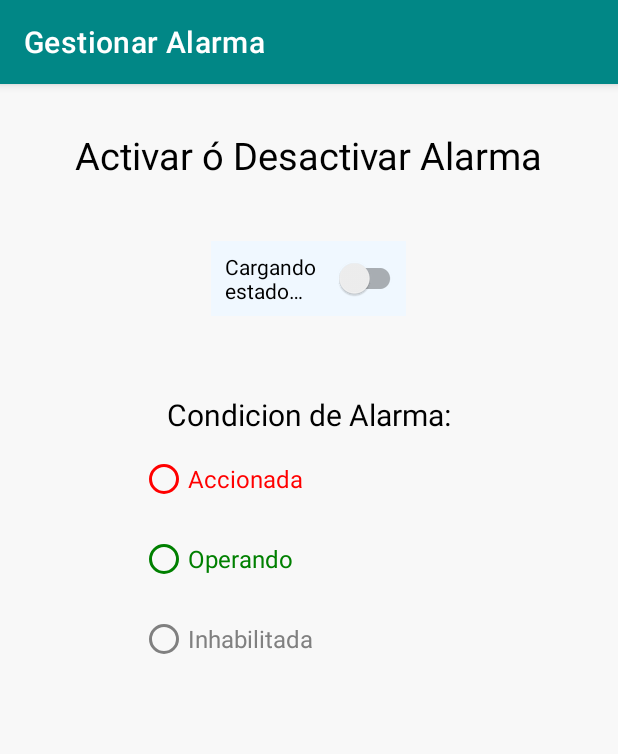
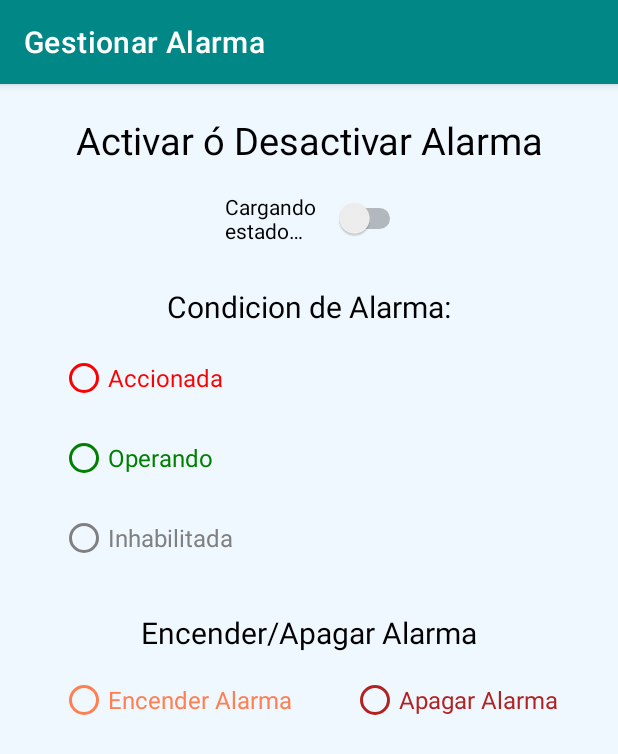
Before and after one commit to JCharly95/Ardu_Security, an Android app: the AlarmActivity screen opened directly, with no data from a screen before it, on a phone screen of 412 x 824 dp. Shown: the top 754 px of the screen. Run offline under Robolectric (Android 15) with nearby library versions, the phone set to English and light mode, and no system bars; our stand-ins replace Firebase (no records; nobody signed in at launch, a user with empty details on screens opened directly).

Commit message:
Intento de Correccion de Alarma 1
En este commit se intento corregir la alarma cambiando las ligas del switch por radios button y por el momento no funciono, se sigue probando como corregir el error.

```diff
--- a/app/src/main/java/com/ardusec/ardu_security/AlarmActivity.kt
+++ b/app/src/main/java/com/ardusec/ardu_security/AlarmActivity.kt
@@ -21,10 +21,12 @@ import kotlinx.coroutines.async
 import kotlinx.coroutines.launch
 
 class AlarmActivity : AppCompatActivity() {
-    private lateinit var swAlarma: SwitchCompat
+    private lateinit var swAlarma: Switch
     private lateinit var rbCondAlaActi: RadioButton
     private lateinit var rbCondAlaOper: RadioButton
     private lateinit var rbCondAlaInac: RadioButton
+    private lateinit var rbPrendeAla: RadioButton
+    private lateinit var rbApagaAla: RadioButton
     // Elementos del bundle de acceso/registro
     private lateinit var bundle: Bundle
     private lateinit var sistema: String
@@ -59,6 +61,8 @@ class AlarmActivity : AppCompatActivity() {
         rbCondAlaActi = findViewById(R.id.rbAlaActi)
         rbCondAlaOper = findViewById(R.id.rbAlaOper)
         rbCondAlaInac = findViewById(R.id.rbAlaInac)
+        rbPrendeAla = findViewById(R.id.rbEncenderAlarma)
+        rbApagaAla = findViewById(R.id.rbApagarAlarma)
         // Inicializando instancia hacia el nodo raiz de la BD
         database = Firebase.database
 
@@ -71,19 +75,54 @@ class AlarmActivity : AppCompatActivity() {
             val setEstAla = async {
                 // Establecer el estado del switch acorde al valor de la entidad en firebase
                 ref = database.getReference("Alarmas")
+                ref.get().addOnSuccessListener { taskGet ->
+                    for (objAla in taskGet.children) {
+                        if(objAla.child("sistema_Rel").value.toString() == sistema) {
+                            val condicion = objAla.child("condicion").value.toString()
+                            val estado = objAla.child("estado").value.toString()
+
+                            if(condicion == "true" && estado == "true"){
+                                rbCondAlaActi.isChecked = true
+                            }
+                            if(condicion == "false" && estado == "true"){
+                                rbCondAlaOper.isChecked = true
+                            }
+                            if(condicion == "false" && estado == "false"){
+                                rbCondAlaInac.isChecked = true
+                            }
+                            break
+                        }
+                    }
+                }
+                    .addOnFailureListener {
+                        Log.w(
+                            "FirebaseError",
+                            "Error: No se pudieron obtener o no se pudieron actualizar los valores solicitados"
+                        )
+                    }
+            }
+            setEstAla.await()
+        }
+    }
+
+    private fun addListeners(){
+        rbPrendeAla.setOnClickListener {
+            if(rbPrendeAla.isChecked){
+                // Establecer el estado de la alarma en firebase
+                ref = database.getReference("Alarmas")
                 ref.addValueEventListener(object: ValueEventListener {
                     override fun onDataChange(dataSnapshot: DataSnapshot){
                         for(objAla in dataSnapshot.children){
                             if(objAla.child("sistema_Rel").value.toString() == sistema){
-                                val estado = objAla.child("estado").value.toString().toBoolean()
+                                ref.child(objAla.key.toString()).child("estado").setValue(true)
+                                rbCondAlaOper.isChecked = true
+                                /*val estado = objAla.child("estado").value.toString().toBoolean()
                                 if(estado){
-                                    swAlarma.text = resources.getString(R.string.alEstaAct)
-                                    swAlarma.isChecked = true
+                                    rbCondAlaActi.isChecked = true
                                 }else{
-                                    swAlarma.text = resources.getString(R.string.alEstaDesa)
-                                    swAlarma.isChecked = false
-                                    rbCondAlaInac.isChecked = true
-                                }
+                                    rbCondAlaOper.isChecked = true
+                                }*/
+                                break
                             }
                         }
                     }
@@ -92,21 +131,19 @@ class AlarmActivity : AppCompatActivity() {
                     }
                 })
             }
-            setEstAla.await()
+        }
 
-            val setCondAla = async {
-                // Establecer el estado del switch acorde al valor de la entidad en firebase
+        rbApagaAla.setOnClickListener {
+            if(rbApagaAla.isChecked){
+                // Establecer el estado de la alarma en firebase
                 ref = database.getReference("Alarmas")
                 ref.addValueEventListener(object: ValueEventListener {
                     override fun onDataChange(dataSnapshot: DataSnapshot){
                         for(objAla in dataSnapshot.children){
                             if(objAla.child("sistema_Rel").value.toString() == sistema){
-                                val estado = objAla.child("condicion").value.toString().toBoolean()
-                                if(estado){
-                                    rbCondAlaActi.isChecked = true
-                                }else{
-                                    rbCondAlaOper.isChecked = true
-                                }
+                                ref.child(objAla.key.toString()).child("estado").setValue(false)
+                                rbCondAlaInac.isChecked = true
+                                break
                             }
                         }
                     }
@@ -115,16 +152,12 @@ class AlarmActivity : AppCompatActivity() {
                     }
                 })
             }
-            setCondAla.await()
         }
-    }
 
-    private fun addListeners(){
-        swAlarma.setOnCheckedChangeListener{ _, isChecked ->
-            lifecycleScope.launch(Dispatchers.IO){
-                val changeAla = async {
-                    if(isChecked) {
-                        swAlarma.isChecked = true
+        /*lifecycleScope.launch(Dispatchers.IO){
+            val changeAla = async {
+                swAlarma.setOnClickListener {
+                    if(swAlarma.isChecked) {
                         swAlarma.text = resources.getString(R.string.alEstaAct)
                         // Establecer el estado de la alarma en firebase
                         ref = database.getReference("Alarmas")
@@ -160,7 +193,6 @@ class AlarmActivity : AppCompatActivity() {
                             }
                         })
                     }else{
-                        swAlarma.isChecked = false
                         rbCondAlaInac.isChecked = true
                         swAlarma.text = resources.getString(R.string.alEstaDesa)
                         // Establecer el estado de la alarma en firebase
@@ -179,8 +211,8 @@ class AlarmActivity : AppCompatActivity() {
                         })
                     }
                 }
-                changeAla.await()
             }
-        }
+            changeAla.await()
+        }*/
     }
 }
--- a/app/src/main/java/com/ardusec/ardu_security/LoginActivity.kt
+++ b/app/src/main/java/com/ardusec/ardu_security/LoginActivity.kt
@@ -236,7 +236,9 @@ class LoginActivity : AppCompatActivity() {
                             }
                         }
                         override fun onCancelled(error: DatabaseError) {
-                            Toast.makeText(this@LoginActivity, "Busqueda sin exito", Toast.LENGTH_SHORT).show()
+                            lifecycleScope.launch(Dispatchers.Main) {
+                                Toast.makeText(this@LoginActivity, "Busqueda sin exito", Toast.LENGTH_SHORT).show()
+                            }
                         }
                     })
                 }else{
@@ -263,7 +265,9 @@ class LoginActivity : AppCompatActivity() {
                         if(task.isSuccessful){
                             val user = Firebase.auth.currentUser
                             user?.let{
-                                Toast.makeText(this@LoginActivity, "Bienvenido ${user.displayName}", Toast.LENGTH_SHORT).show()
+                                lifecycleScope.launch(Dispatchers.Main){
+                                    Toast.makeText(this@LoginActivity, "Bienvenido ${user.displayName}", Toast.LENGTH_SHORT).show()
+                                }
                                 val intentoDash = Intent(this@LoginActivity, DashboardActivity::class.java).apply {
                                     putExtra("username", usuario)
                                     putExtra("tipo", tipo)
@@ -272,7 +276,9 @@ class LoginActivity : AppCompatActivity() {
                             }
                         }else{
                             // Si el usuario no accedio satisfactoriamente, se limpiaran los campos y se mostrara un error
-                            Toast.makeText(this@LoginActivity, "Error: No se pudo acceder con la informacion ingresada", Toast.LENGTH_SHORT).show()
+                            lifecycleScope.launch(Dispatchers.Main){
+                                Toast.makeText(this@LoginActivity, "Error: No se pudo acceder con la informacion ingresada", Toast.LENGTH_SHORT).show()
+                            }
                             txtEmail.text.clear()
                             txtContra.text.clear()
                             txtUser.text.clear()
--- a/app/src/main/res/layout/activity_alarm.xml
+++ b/app/src/main/res/layout/activity_alarm.xml
@@ -4,58 +4,62 @@
     xmlns:tools="http://schemas.android.com/tools"
     android:layout_width="match_parent"
     android:layout_height="match_parent"
-    android:background="@color/lightGray"
+    android:background="@color/azulAlicia"
     tools:context=".AlarmActivity">
+
+    <LinearLayout
+        android:layout_width="match_parent"
+        android:layout_height="match_parent"
+        android:layout_marginStart="40dp"
+        android:layout_marginEnd="40dp"
+        android:layout_marginTop="20dp"
+        android:gravity="center_horizontal"
+        android:orientation="vertical">
 
         <TextView
             android:id="@+id/lblHeadAlarma"
-        android:layout_width="wrap_content"
+            android:layout_width="match_parent"
             android:layout_height="wrap_content"
-        android:layout_marginTop="30dp"
+            android:gravity="center"
             android:text="@string/headAlarma"
             android:textSize="25sp"
-        android:textColor="@color/negro"
-        app:layout_constraintEnd_toEndOf="parent"
-        app:layout_constraintHorizontal_bias="0.498"
-        app:layout_constraintStart_toStartOf="parent"
-        app:layout_constraintTop_toTopOf="parent" />
+            android:textColor="@color/negro" />
 
-    <androidx.appcompat.widget.SwitchCompat
+        <Space
+            android:layout_width="match_parent"
+            android:layout_height="10dp" />
+
+        <Switch
             android:id="@+id/swAlarma"
             android:layout_width="130dp"
             android:layout_height="50dp"
-        android:layout_marginTop="40dp"
             android:paddingLeft="9dp"
             android:text="@string/lblEstaVal"
-        android:background="@color/azulAlicia"
-        android:textColor="@color/negro"
-        app:layout_constraintEnd_toEndOf="parent"
-        app:layout_constraintHorizontal_bias="0.498"
-        app:layout_constraintStart_toStartOf="parent"
-        app:layout_constraintTop_toBottomOf="@+id/lblHeadAlarma" />
+            android:textColor="@color/negro" />
+
+        <Space
+            android:layout_width="match_parent"
+            android:layout_height="20dp" />
+
+        <TextView
+            android:id="@+id/lblCondAla"
+            android:layout_width="match_parent"
+            android:layout_height="wrap_content"
+            android:gravity="center"
+            android:text="@string/lblCondAla"
+            android:textSize="20sp"
+            android:textColor="@color/negro"/>
+
+        <Space
+            android:layout_width="match_parent"
+            android:layout_height="10dp" />
 
         <RadioGroup
             android:id="@+id/rbgCondAlarma"
-        android:layout_width="250dp"
+            android:layout_width="match_parent"
             android:layout_height="wrap_content"
-        android:layout_marginTop="40dp"
             android:visibility="visible"
-        android:gravity="center"
-        android:padding="12dp"
-        app:layout_constraintEnd_toEndOf="parent"
-        app:layout_constraintStart_toStartOf="parent"
-        app:layout_constraintTop_toBottomOf="@+id/swAlarma">
-
-        <TextView
-            android:id="@+id/lblCondAla"
-            android:layout_width="wrap_content"
-            android:layout_height="wrap_content"
-            android:layout_marginBottom="5dp"
-            android:text="@string/lblCondAla"
-            android:textSize="20sp"
-            android:textColor="@color/negro"
-            app:layout_constraintEnd_toEndOf="parent"
-            app:layout_constraintHorizontal_bias="0.498" />
+            android:gravity="center">
 
             <RadioButton
                 android:id="@+id/rbAlaActi"
@@ -94,4 +98,55 @@
                 android:visibility="visible" />
         </RadioGroup>
 
+        <Space
+            android:layout_width="match_parent"
+            android:layout_height="20dp" />
+
+        <TextView
+            android:id="@+id/lblSwitch"
+            android:layout_width="match_parent"
+            android:layout_height="wrap_content"
+            android:gravity="center"
+            android:text="Encender/Apagar Alarma"
+            android:textSize="20sp"
+            android:textColor="@color/negro"/>
+
+        <Space
+            android:layout_width="match_parent"
+            android:layout_height="10dp" />
+
+        <RadioGroup
+            android:id="@+id/rbgAlarma"
+            android:layout_width="match_parent"
+            android:layout_height="wrap_content"
+            android:visibility="visible"
+            android:orientation="horizontal"
+            android:gravity="center">
+
+            <RadioButton
+                android:id="@+id/rbEncenderAlarma"
+                android:layout_width="wrap_content"
+                android:layout_height="wrap_content"
+                android:buttonTint="@color/coral"
+                android:textColor="@color/coral"
+                android:layout_marginBottom="5dp"
+                android:text="Encender Alarma"
+                android:textSize="16sp"/>
+
+            <Space
+                android:layout_width="wrap_content"
+                android:layout_height="wrap_content"
+                android:layout_weight="1" />
+
+            <RadioButton
+                android:id="@+id/rbApagarAlarma"
+                android:layout_width="wrap_content"
+                android:layout_height="wrap_content"
+                android:buttonTint="@color/fireBrick"
+                android:textColor="@color/fireBrick"
+                android:layout_marginBottom="5dp"
+                android:text="Apagar Alarma"
+                android:textSize="16sp"/>
+        </RadioGroup>
+    </LinearLayout>
 </androidx.constraintlayout.widget.ConstraintLayout>
--- a/app/src/main/res/layout/activity_menu_stations.xml
+++ b/app/src/main/res/layout/activity_menu_stations.xml
@@ -12,7 +12,8 @@
         android:layout_height="match_parent"
         android:layout_marginStart="40dp"
         android:layout_marginEnd="40dp"
-        android:gravity="center"
+        android:layout_marginTop="20dp"
+        android:gravity="center_horizontal"
         android:orientation="vertical">
 
         <TextView
```
Lines whose indentation alone changed are shown as unchanged.
